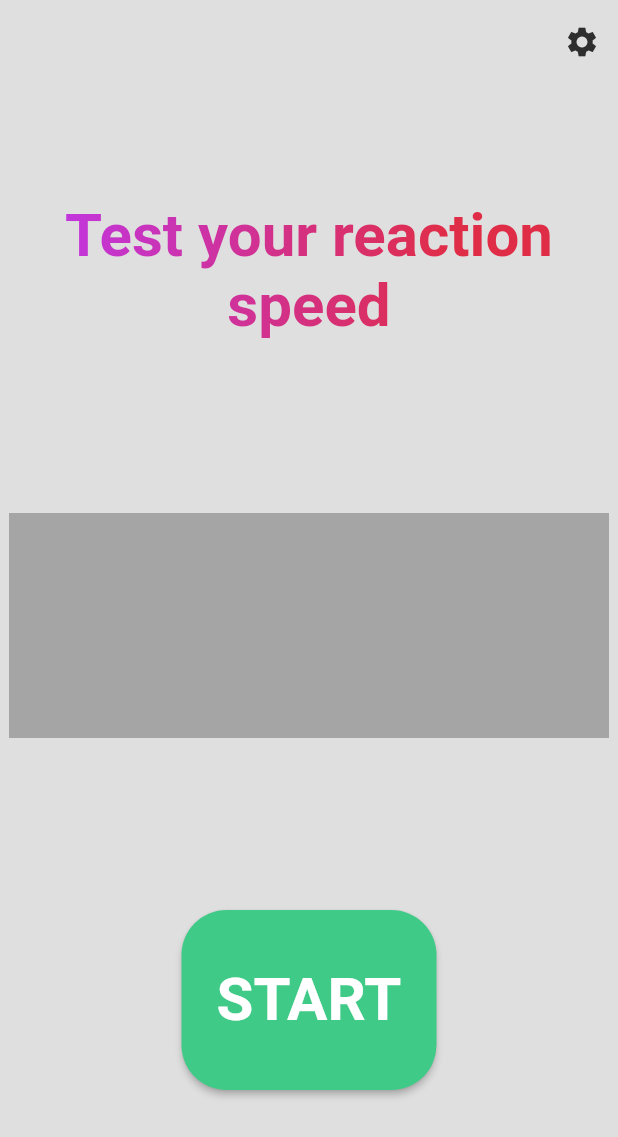
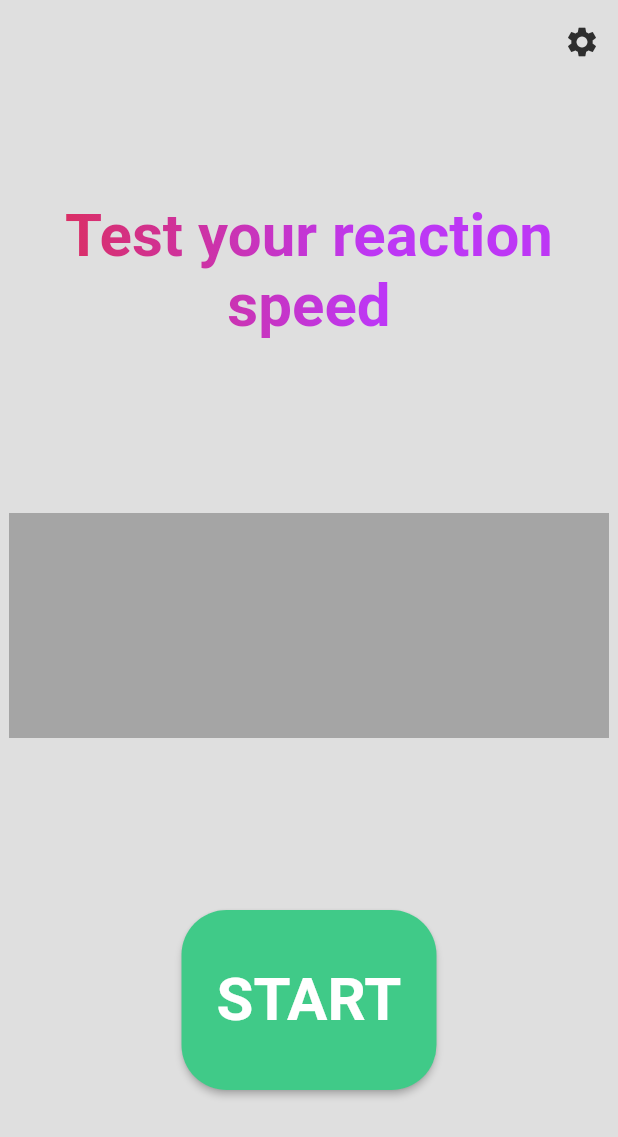
Before and after one commit to Carapacik/reaction_test, a Flutter app: the screen it shows after launch, on a phone screen of 412 x 824 dp. Shown: the top 1137 px of the screen. Run offline on Flutter 3.47's test engine with Material 2 defaults, Android fonts, the phone set to English and light mode, and no system bars; drawn by our look-alikes of google_mobile_ads; our stand-ins replace in_app_review, url_strategy; generated files the repository leaves out were written again; network calls fail.

Commit message:
Some small fixes for appbar

```diff
--- a/lib/app.dart
+++ b/lib/app.dart
@@ -36,6 +36,7 @@ class App extends StatelessWidget {
             appBarTheme: const AppBarTheme(
               backgroundColor: Colors.transparent,
               elevation: 0,
+              titleTextStyle: TextStyle(color: Color(0xFF2E2E2E)),
               iconTheme: IconThemeData(color: Color(0xFF2E2E2E)),
             ),
           ),
@@ -44,6 +45,7 @@ class App extends StatelessWidget {
             appBarTheme: const AppBarTheme(
               backgroundColor: Colors.transparent,
               elevation: 0,
+              titleTextStyle: TextStyle(color: Color(0xFFDFDFDF)),
               iconTheme: IconThemeData(color: Color(0xFFDFDFDF)),
             ),
           ),
--- a/lib/reaction_test.dart
+++ b/lib/reaction_test.dart
@@ -92,10 +92,10 @@ class _TimerState extends State<_Timer> {
   Timer? _stoppableTimer;
   final Shader _linearGradient = const LinearGradient(
     colors: [
+      Color(0xFFE02D47),
       Color(0xFFBD37F5),
-      Color(0xFFE02D47),
     ],
-  ).createShader(const Rect.fromLTWH(0.0, 0.0, 300, 100));
+  ).createShader(const Rect.fromLTWH(0.0, 0.0, 250, 100));
 
   @override
   Widget build(BuildContext context) {
```
Also changed, not shown: 1 other file.
